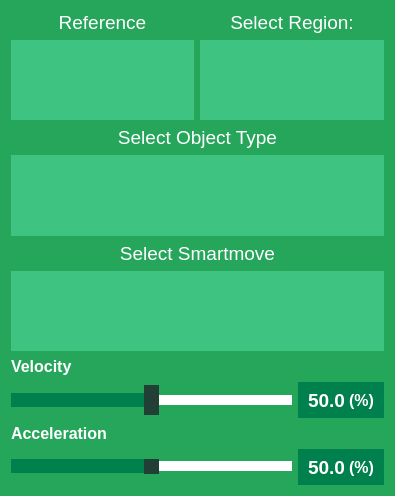
cpaxton/costar_stack, file costar_instructor/instructor_plugins/ui/action_smart_grasp.ui: the form before one commit.
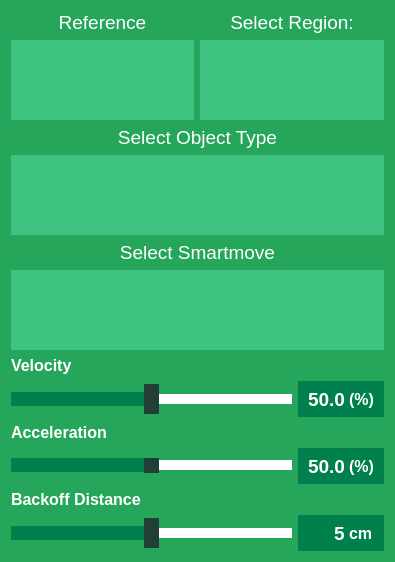
The form after the commit.

Commit message: adding smart grasp backoff distance slider

```diff
--- a/costar_instructor/instructor_plugins/ui/action_smart_grasp.ui
+++ b/costar_instructor/instructor_plugins/ui/action_smart_grasp.ui
@@ -7,7 +7,7 @@
     <x>0</x>
     <y>0</y>
     <width>395</width>
-    <height>496</height>
+    <height>510</height>
    </rect>
   </property>
   <property name="minimumSize">
@@ -508,6 +508,157 @@
      </item>
     </layout>
    </item>
+   <item>
+    <widget class="QLabel" name="backoff_label">
+     <property name="font">
+      <font>
+       <pointsize>12</pointsize>
+       <weight>75</weight>
+       <bold>true</bold>
+      </font>
+     </property>
+     <property name="text">
+      <string>Backoff Distance</string>
+     </property>
+    </widget>
+   </item>
+   <item>
+    <layout class="QHBoxLayout" name="horizontalLayout_4">
+     <property name="spacing">
+      <number>0</number>
+     </property>
+     <item>
+      <widget class="QSlider" name="backoff_slider">
+       <property name="minimumSize">
+        <size>
+         <width>0</width>
+         <height>36</height>
+        </size>
+       </property>
+       <property name="styleSheet">
+        <string notr="true"> QSlider::groove:horizontal {
+     height: 10px; 
+     background-color:#ffffff;
+     margin: 2px 0; }
+
+ QSlider::handle:horizontal {
+     background-color:#223F35;
+     width: 15px;
+     height:48px;
+     margin: -10px 0; }
+
+QSlider::sub-page:horizontal {
+     background-color:#00804C;
+ }</string>
+       </property>
+       <property name="minimum">
+        <number>10</number>
+       </property>
+       <property name="maximum">
+        <number>90</number>
+       </property>
+       <property name="singleStep">
+        <number>5</number>
+       </property>
+       <property name="pageStep">
+        <number>5</number>
+       </property>
+       <property name="value">
+        <number>50</number>
+       </property>
+       <property name="sliderPosition">
+        <number>50</number>
+       </property>
+       <property name="orientation">
+        <enum>Qt::Horizontal</enum>
+       </property>
+       <property name="invertedAppearance">
+        <bool>false</bool>
+       </property>
+       <property name="invertedControls">
+        <bool>false</bool>
+       </property>
+       <property name="tickPosition">
+        <enum>QSlider::NoTicks</enum>
+       </property>
+       <property name="tickInterval">
+        <number>10</number>
+       </property>
+      </widget>
+     </item>
+     <item>
+      <spacer name="horizontalSpacer_3">
+       <property name="orientation">
+        <enum>Qt::Horizontal</enum>
+       </property>
+       <property name="sizeType">
+        <enum>QSizePolicy::Fixed</enum>
+       </property>
+       <property name="sizeHint" stdset="0">
+        <size>
+         <width>6</width>
+         <height>0</height>
+        </size>
+       </property>
+      </spacer>
+     </item>
+     <item>
+      <widget class="QLineEdit" name="vel_field_2">
+       <property name="minimumSize">
+        <size>
+         <width>50</width>
+         <height>36</height>
+        </size>
+       </property>
+       <property name="maximumSize">
+        <size>
+         <width>51</width>
+         <height>16777215</height>
+        </size>
+       </property>
+       <property name="font">
+        <font>
+         <pointsize>14</pointsize>
+         <weight>75</weight>
+         <bold>true</bold>
+        </font>
+       </property>
+       <property name="styleSheet">
+        <string notr="true">background-color:#00804C ; color:#ffffff;border:none</string>
+       </property>
+       <property name="text">
+        <string>5</string>
+       </property>
+       <property name="alignment">
+        <set>Qt::AlignRight|Qt::AlignTrailing|Qt::AlignVCenter</set>
+       </property>
+      </widget>
+     </item>
+     <item>
+      <widget class="QLabel" name="label_7">
+       <property name="minimumSize">
+        <size>
+         <width>35</width>
+         <height>0</height>
+        </size>
+       </property>
+       <property name="font">
+        <font>
+         <pointsize>12</pointsize>
+         <weight>75</weight>
+         <bold>true</bold>
+        </font>
+       </property>
+       <property name="styleSheet">
+        <string notr="true">background-color:#00804C ; color:#ffffff;border:none</string>
+       </property>
+       <property name="text">
+        <string>cm</string>
+       </property>
+      </widget>
+     </item>
+    </layout>
+   </item>
   </layout>
  </widget>
  <resources/>
```
